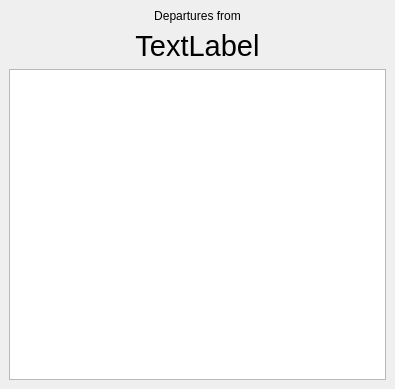
First picture: the form in departureswindow.ui, repository dragly/trafikanten-maemo, before the edit.
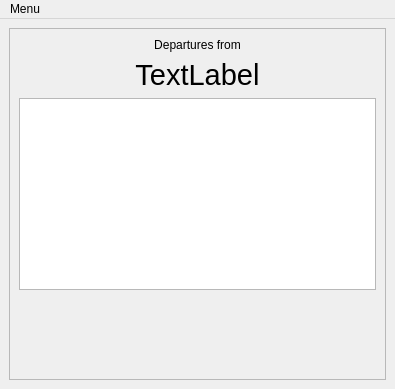
Second picture: the form after the edit.

Diff of the .ui file:
```diff
--- a/departureswindow.ui
+++ b/departureswindow.ui
@@ -16,6 +16,21 @@
   <widget class="QWidget" name="centralwidget">
    <layout class="QVBoxLayout" name="verticalLayout">
     <item>
+     <widget class="QScrollArea" name="scrollArea">
+      <property name="widgetResizable">
+       <bool>true</bool>
+      </property>
+      <widget class="QWidget" name="scrollAreaWidgetContents">
+       <property name="geometry">
+        <rect>
+         <x>0</x>
+         <y>0</y>
+         <width>375</width>
+         <height>351</height>
+        </rect>
+       </property>
+       <layout class="QVBoxLayout" name="verticalLayout_2">
+        <item>
      <widget class="QLabel" name="label">
       <property name="text">
        <string>Departures from</string>
@@ -63,22 +78,55 @@
       <attribute name="verticalHeaderMinimumSectionSize">
        <number>30</number>
       </attribute>
-      <attribute name="verticalHeaderVisible">
-       <bool>false</bool>
-      </attribute>
-      <attribute name="horizontalHeaderStretchLastSection">
-       <bool>true</bool>
-      </attribute>
-      <attribute name="horizontalHeaderVisible">
-       <bool>false</bool>
-      </attribute>
-      <attribute name="verticalHeaderMinimumSectionSize">
-       <number>30</number>
-      </attribute>
-     </widget>
-    </item>
-   </layout>
-  </widget>
+         </widget>
+        </item>
+        <item>
+         <spacer name="verticalSpacer">
+          <property name="orientation">
+           <enum>Qt::Vertical</enum>
+          </property>
+          <property name="sizeHint" stdset="0">
+           <size>
+            <width>20</width>
+            <height>40</height>
+           </size>
+          </property>
+         </spacer>
+        </item>
+       </layout>
+      </widget>
+     </widget>
+    </item>
+   </layout>
+  </widget>
+  <widget class="QMenuBar" name="menuBar">
+   <property name="geometry">
+    <rect>
+     <x>0</x>
+     <y>0</y>
+     <width>395</width>
+     <height>18</height>
+    </rect>
+   </property>
+   <widget class="QMenu" name="menuMenu">
+    <property name="title">
+     <string>Menu</string>
+    </property>
+    <addaction name="actionRoute_from"/>
+    <addaction name="actionRoute_to"/>
+   </widget>
+   <addaction name="menuMenu"/>
+  </widget>
+  <action name="actionRoute_from">
+   <property name="text">
+    <string>Route from here</string>
+   </property>
+  </action>
+  <action name="actionRoute_to">
+   <property name="text">
+    <string>Route to here</string>
+   </property>
+  </action>
  </widget>
  <resources/>
  <connections/>
```
Lines whose indentation alone changed are shown as unchanged.
